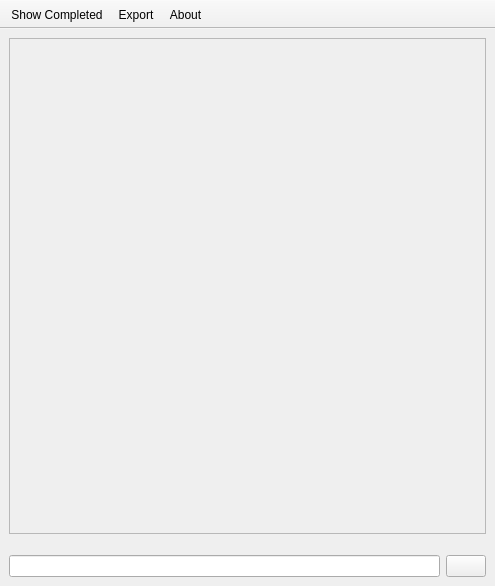
Before: the Qt Designer form mainwindow.ui in dimitris47/chores, drawn with Qt 5.
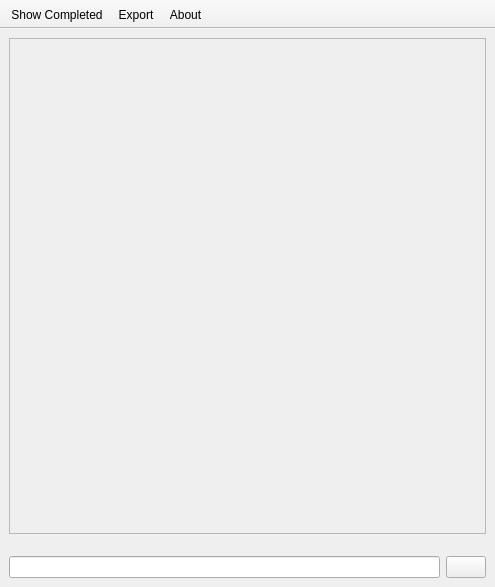
After: the same form once the commit is applied. Icons and pictures are not drawn.

Commit message: set minimun width

Diff of the .ui file:
```diff
--- a/mainwindow.ui
+++ b/mainwindow.ui
@@ -7,7 +7,7 @@
     <x>0</x>
     <y>0</y>
     <width>495</width>
-    <height>586</height>
+    <height>587</height>
    </rect>
   </property>
   <property name="sizePolicy">
```
Left out of the diff: 2 changed lines with no effect on the pictures.
